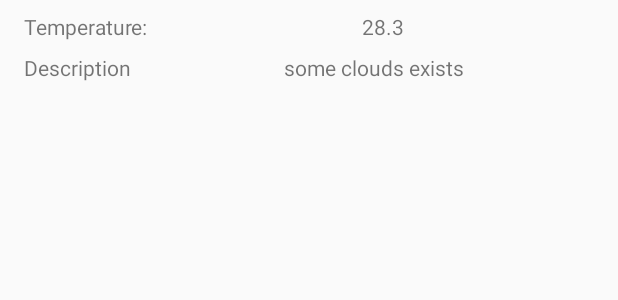
After one commit to german2010/openweather-app, an Android app: the layout fragment_details.xml on its own in the app's theme, with its tools: preview values and no code run, on a phone screen of 412 x 824 dp. The commit adds this screen. Shown: the top 300 px of the screen. Run offline under Robolectric (Android 15) with nearby library versions, the phone set to English and light mode, and no system bars.

Commit message:
Added Details screen

```diff
--- a/app/build.gradle
+++ b/app/build.gradle
@@ -70,4 +70,7 @@ dependencies {
     implementation "android.arch.persistence.room:runtime:$archComponents"
     implementation "android.arch.persistence.room:rxjava2:$archComponents"
     kapt "android.arch.persistence.room:compiler:$archComponents"
+
+    //DB view
+    debugImplementation 'com.amitshekhar.android:debug-db:1.0.4'
 }
--- a/app/src/main/java/weather/gpolitov/com/weatherapp/Constants.kt
+++ b/app/src/main/java/weather/gpolitov/com/weatherapp/Constants.kt
@@ -1,3 +1,4 @@
 package weather.gpolitov.com.weatherapp
 
 const val WEATHER_UNIT_SYSTEM = "metric"
+const val CITY_NAME = "city_name"
--- a/app/src/main/java/weather/gpolitov/com/weatherapp/data/DataRepository.kt
+++ b/app/src/main/java/weather/gpolitov/com/weatherapp/data/DataRepository.kt
@@ -27,4 +27,8 @@ open class DataRepository @Inject constructor(retrofit: Retrofit,
     fun getCityList(): Single<List<String>> {
         return localDataSource.getCityList()
     }
+
+    fun getDetailedWeatherByCity(name: String) : Single<Favorite> {
+        return localDataSource.getDetailedWeatherByCity(name)
+    }
 }
--- a/app/src/main/java/weather/gpolitov/com/weatherapp/data/local/LocalDataSource.kt
+++ b/app/src/main/java/weather/gpolitov/com/weatherapp/data/local/LocalDataSource.kt
@@ -21,4 +21,8 @@ class LocalDataSource @Inject constructor(db: AppDB) {
     fun getCityList(): Single<List<String>> {
         return dao.getCityList()
     }
+
+    fun getDetailedWeatherByCity(name: String) : Single<Favorite> {
+        return dao.getDetailedWeatherByCity(name)
+    }
 }
--- a/app/src/main/java/weather/gpolitov/com/weatherapp/data/local/room/AppDAO.kt
+++ b/app/src/main/java/weather/gpolitov/com/weatherapp/data/local/room/AppDAO.kt
@@ -18,4 +18,7 @@ interface AppDAO {
 
     @Query("SELECT name FROM favorites")
     fun getCityList(): Single<List<String>>
+
+    @Query("SELECT * FROM favorites WHERE name = :name")
+    fun getDetailedWeatherByCity(name: String) : Single<Favorite>
 }
--- a/app/src/main/java/weather/gpolitov/com/weatherapp/data/local/room/AppDB.kt
+++ b/app/src/main/java/weather/gpolitov/com/weatherapp/data/local/room/AppDB.kt
@@ -4,7 +4,7 @@ import android.arch.persistence.room.Database
 import android.arch.persistence.room.RoomDatabase
 import weather.gpolitov.com.weatherapp.model.Favorite
 
-@Database(entities = [(Favorite::class)], version = 3)
+@Database(entities = [(Favorite::class)], version = 5)
 abstract class AppDB : RoomDatabase() {
 
     abstract fun appDao(): AppDAO
--- a/app/src/main/java/weather/gpolitov/com/weatherapp/model/Favorite.kt
+++ b/app/src/main/java/weather/gpolitov/com/weatherapp/model/Favorite.kt
@@ -10,7 +10,8 @@ import android.arch.persistence.room.PrimaryKey
 data class Favorite(@PrimaryKey(autoGenerate = true) var id: Long?,
                     @ColumnInfo(name = "name") var name: String,
                     @ColumnInfo(name = "temp") var temp: String,
+                    @ColumnInfo(name = "description") var description: String,
                     @ColumnInfo(name = "date") var date: String
 ) {
-    constructor() : this(null, "", "", "")
+    constructor() : this(null, "", "", "", "")
 }
--- a/app/src/main/java/weather/gpolitov/com/weatherapp/ui/main/MainModule.kt
+++ b/app/src/main/java/weather/gpolitov/com/weatherapp/ui/main/MainModule.kt
@@ -5,6 +5,8 @@ import dagger.Provides
 import dagger.android.ContributesAndroidInjector
 import weather.gpolitov.com.weatherapp.data.DataRepository
 import weather.gpolitov.com.weatherapp.di.FragmentScope
+import weather.gpolitov.com.weatherapp.ui.main.details.DetailsFragment
+import weather.gpolitov.com.weatherapp.ui.main.details.DetailsModule
 import weather.gpolitov.com.weatherapp.ui.main.favorite.FavoriteFragment
 import weather.gpolitov.com.weatherapp.ui.main.favorite.FavoriteFragmentModule
 import weather.gpolitov.com.weatherapp.ui.main.fragment.MainFragment
@@ -25,6 +27,10 @@ abstract class MainModule {
     @ContributesAndroidInjector(modules = arrayOf(FavoriteFragmentModule::class))
     abstract fun favoriteFragmentInjector(): FavoriteFragment
 
+    @FragmentScope
+    @ContributesAndroidInjector(modules = arrayOf(DetailsModule::class))
+    abstract fun detailsFragmentInjector(): DetailsFragment
+
     @Module
     companion object {
         @Provides
--- a/app/src/main/java/weather/gpolitov/com/weatherapp/ui/main/fragment/MainFragment.kt
+++ b/app/src/main/java/weather/gpolitov/com/weatherapp/ui/main/fragment/MainFragment.kt
@@ -92,11 +92,11 @@ class MainFragment : BaseFragment(), MainFragmentContract.View {
     }
 
     override fun showResponseError() {
-        Toast.makeText(requireContext(), "Some API error", Toast.LENGTH_LONG).show()
+        Toast.makeText(requireContext(), getString(R.string.api_error), Toast.LENGTH_LONG).show()
     }
 
     override fun showNetworkError() {
-        Toast.makeText(requireContext(), "Some network error", Toast.LENGTH_LONG).show()
+        Toast.makeText(requireContext(), getString(R.string.network_error), Toast.LENGTH_LONG).show()
     }
 
     override fun showRecyclerView() {
--- a/app/src/main/java/weather/gpolitov/com/weatherapp/ui/main/fragment/MainFragmentPresenter.kt
+++ b/app/src/main/java/weather/gpolitov/com/weatherapp/ui/main/fragment/MainFragmentPresenter.kt
@@ -24,6 +24,7 @@ class MainFragmentPresenter @Inject internal constructor(private val dataReposit
 
     lateinit var name: String
     lateinit var temp: String
+    lateinit var description: String
 
     override fun getRequestById(city: String) {
         name = city.substring(0, 1).toUpperCase() + city.substring(1)
@@ -41,6 +42,7 @@ class MainFragmentPresenter @Inject internal constructor(private val dataReposit
         view?.showRecyclerView()
         view?.showWeatherData(response)
         temp = response.weatherList[0].main.temp.toString()
+        description = response.weatherList[0].weather[0].description
     }
 
     private fun handleError(throwable: Throwable) {
@@ -68,7 +70,7 @@ class MainFragmentPresenter @Inject internal constructor(private val dataReposit
 
     override fun saveToLocalStorage() {
         if (::name.isInitialized && ::temp.isInitialized) {
-            dataRepository.insertFavorite(Favorite(null, name, temp, utils.getCurrentTime()))
+            dataRepository.insertFavorite(Favorite(null, name, temp, description, utils.getCurrentTime()))
         }
     }
 }
--- /dev/null
+++ b/app/src/main/res/layout/fragment_details.xml
@@ -0,0 +1,51 @@
+<?xml version="1.0" encoding="utf-8"?>
+<android.support.constraint.ConstraintLayout xmlns:android="http://schemas.android.com/apk/res/android"
+    xmlns:app="http://schemas.android.com/apk/res-auto"
+    android:layout_width="match_parent"
+    android:layout_height="match_parent"
+    xmlns:tools="http://schemas.android.com/tools">
+
+    <TextView
+        android:id="@+id/textView4"
+        android:layout_width="wrap_content"
+        android:layout_height="wrap_content"
+        android:layout_marginStart="@dimen/spacing_medium"
+        android:layout_marginTop="@dimen/spacing_little"
+        android:text="@string/temperature_details_title"
+        app:layout_constraintEnd_toStartOf="@+id/temp_text_view"
+        app:layout_constraintStart_toStartOf="parent"
+        app:layout_constraintTop_toTopOf="parent" />
+
+    <TextView
+        android:id="@+id/temp_text_view"
+        android:layout_width="0dp"
+        android:layout_height="wrap_content"
+        android:layout_marginTop="@dimen/spacing_little"
+        android:textAlignment="center"
+        app:layout_constraintEnd_toEndOf="parent"
+        app:layout_constraintStart_toEndOf="@+id/textView4"
+        app:layout_constraintTop_toTopOf="parent"
+        tools:text="28.3" />
+
+    <TextView
+        android:id="@+id/textView6"
+        android:layout_width="wrap_content"
+        android:layout_height="wrap_content"
+        android:layout_marginStart="@dimen/spacing_medium"
+        android:layout_marginTop="@dimen/spacing_little"
+        android:text="@string/description_details_title"
+        app:layout_constraintEnd_toStartOf="@+id/description_text_view"
+        app:layout_constraintStart_toStartOf="parent"
+        app:layout_constraintTop_toBottomOf="@+id/textView4" />
+
+    <TextView
+        android:id="@+id/description_text_view"
+        android:layout_width="0dp"
+        android:layout_height="wrap_content"
+        android:layout_marginTop="@dimen/spacing_little"
+        android:textAlignment="center"
+        app:layout_constraintEnd_toEndOf="parent"
+        app:layout_constraintStart_toEndOf="@+id/textView6"
+        app:layout_constraintTop_toBottomOf="@+id/temp_text_view"
+        tools:text="some clouds exists" />
+</android.support.constraint.ConstraintLayout>
--- a/app/src/main/res/values/dimens.xml
+++ b/app/src/main/res/values/dimens.xml
@@ -7,6 +7,5 @@
     <dimen name="weather_guideline_spacing">120dp</dimen>
 
     <dimen name="font_small">12sp</dimen>
-    <dimen name="font_medium">16sp</dimen>
     <dimen name="font_big">20sp</dimen>
 </resources>
--- a/app/src/main/res/values/strings.xml
+++ b/app/src/main/res/values/strings.xml
@@ -9,4 +9,9 @@
     <string name="show_favorites">Show favorite cities</string>
     <string name="main_screen_title">Main screen</string>
     <string name="favorite_screen">Favorite screen</string>
+    <string name="description_details_title">Description</string>
+    <string name="temperature_details_title">Temperature:</string>
+    <string name="db_error">Some error with DB</string>
+    <string name="api_error">Some API error</string>
+    <string name="network_error">Some network error</string>
 </resources>
```
Also changed, not shown: app/src/main/java/weather/gpolitov/com/weatherapp/ui/adapter/FavoriteAdapter.kt (+14 -15 lines), app/src/main/java/weather/gpolitov/com/weatherapp/ui/main/details/DetailsContract.kt (added, +16 -0 lines), app/src/main/java/weather/gpolitov/com/weatherapp/ui/main/details/DetailsFragment.kt (added, +68 -0 lines), app/src/main/java/weather/gpolitov/com/weatherapp/ui/main/details/DetailsModule.kt (added, +14 -0 lines), app/src/main/java/weather/gpolitov/com/weatherapp/ui/main/details/DetailsPresenter.kt (added, +41 -0 lines), app/src/main/java/weather/gpolitov/com/weatherapp/ui/main/favorite/FavoriteFragment.kt (+14 -2 lines), app/src/main/java/weather/gpolitov/com/weatherapp/utils/SyncUtil.kt (+5 -3 lines).
